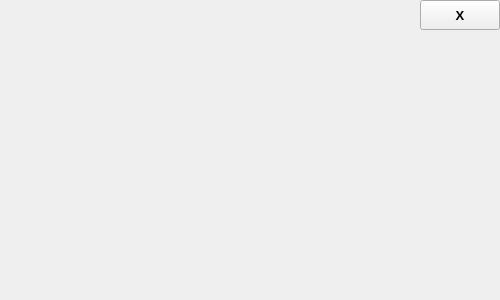
This is appwindow.ui in leafo/itchio-app-old as Qt 5 draws it before an edit. The edited form follows.
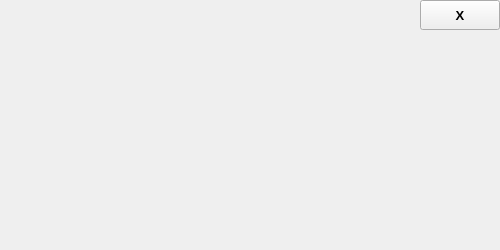
This is the edited form.

Commit message: Fixed window size transition.

```diff
--- a/appwindow.ui
+++ b/appwindow.ui
@@ -7,7 +7,7 @@
     <x>0</x>
     <y>0</y>
     <width>500</width>
-    <height>300</height>
+    <height>250</height>
    </rect>
   </property>
   <property name="sizePolicy">
@@ -19,7 +19,7 @@
   <property name="minimumSize">
    <size>
     <width>500</width>
-    <height>300</height>
+    <height>250</height>
    </size>
   </property>
   <property name="windowTitle">
@@ -38,7 +38,7 @@
    <property name="minimumSize">
     <size>
      <width>500</width>
-     <height>300</height>
+     <height>250</height>
     </size>
    </property>
    <layout class="QGridLayout" name="appWindowWidgetLayout" rowstretch="0">
```
The commit also changes 3 other files.
